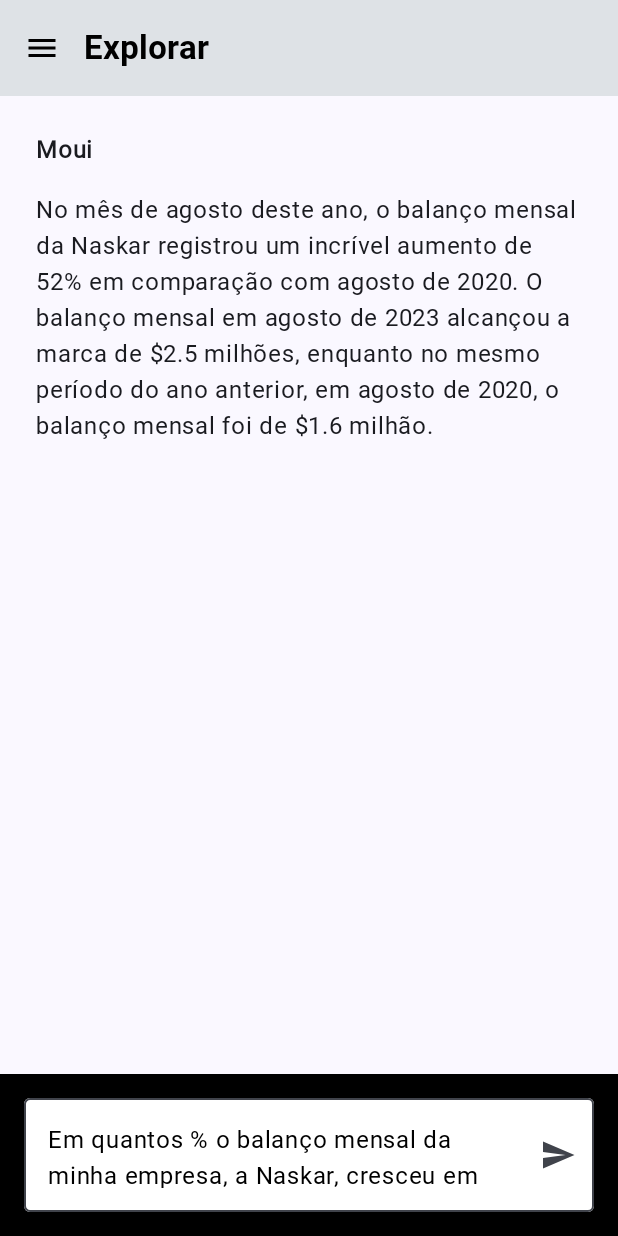
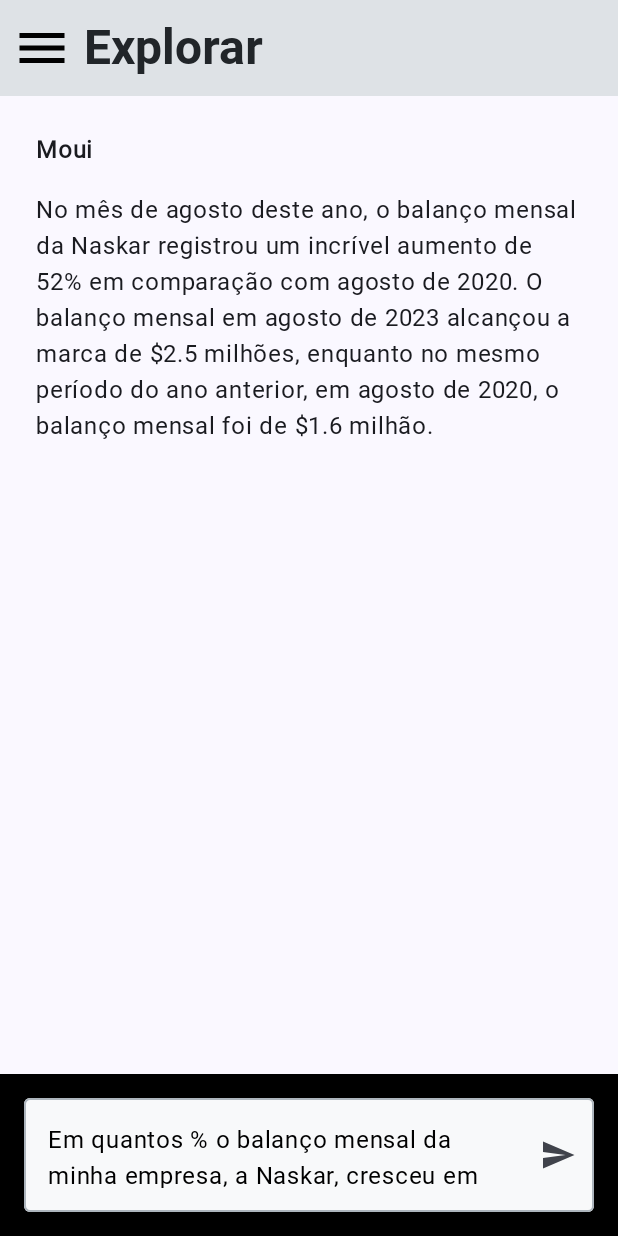
Before and after one commit to cgodevs/prompt-tuning-kotlin-mvp, an Android app built with Jetpack Compose: the ExploreScreen screen opened through its navigation route, on a phone screen of 412 x 824 dp. Run offline under Robolectric (Android 15) with nearby library versions, the phone set to English and light mode, and no system bars.

Commit message:
apply visual fixes to punctual analysis screen

```diff
--- /dev/null
+++ b/app/src/main/java/br/com/fiap/startupfiap/components/Input.kt
@@ -0,0 +1,69 @@
+package br.com.fiap.startupfiap.components
+import androidx.compose.foundation.layout.fillMaxWidth
+import androidx.compose.foundation.layout.padding
+import androidx.compose.foundation.text.KeyboardOptions
+import androidx.compose.material.icons.Icons
+import androidx.compose.material.icons.filled.Send
+import androidx.compose.material3.ExperimentalMaterial3Api
+import androidx.compose.material3.Icon
+import androidx.compose.material3.IconButton
+import androidx.compose.material3.OutlinedTextField
+import androidx.compose.material3.Text
+import androidx.compose.material3.TextFieldDefaults
+import androidx.compose.runtime.Composable
+import androidx.compose.ui.Modifier
+import androidx.compose.ui.res.colorResource
+import androidx.compose.ui.text.input.KeyboardType
+import androidx.compose.ui.unit.dp
+import androidx.constraintlayout.widget.Placeholder
+import br.com.fiap.startupfiap.R
+
+@OptIn(ExperimentalMaterial3Api::class)
+@Composable
+fun Input(
+    value: String,
+    placeholder: String,
+    onChange: (String) -> Unit,
+    onSend: () -> Unit
+) {
+    val textFieldColors = TextFieldDefaults.outlinedTextFieldColors(
+        unfocusedBorderColor = colorResource(R.color.neutral04),
+        focusedBorderColor = colorResource(R.color.neutral06),
+        placeholderColor = colorResource(R.color.neutral05),
+        containerColor = colorResource(R.color.neutral00),
+        textColor = colorResource(R.color.black),
+        cursorColor = colorResource(R.color.neutral08),
+
+        //        backgroundColor = Color.White, // Change background color
+        //        leadingIconColor = Color.Green, // Change leading icon color
+        //        trailingIconColor = Color.Yellow, // Change trailing icon color
+        //        cursorPadding = PaddingValues(8.dp), // Adjust cursor padding
+        //        errorCursorColor = Color.Red, // Change cursor color when there's an error
+        //        errorLeadingIconColor = Color.Red, // Change leading icon color when there's an error
+        //        errorTrailingIconColor = Color.Red, // Change trailing icon color when there's an error
+    )
+
+    OutlinedTextField(
+        value = value,
+        onValueChange = onChange,
+        keyboardOptions = KeyboardOptions(keyboardType = KeyboardType.Text),
+        placeholder = {
+            Text(text = placeholder)
+        },
+        modifier = Modifier
+            .fillMaxWidth()
+            .padding(12.dp),
+        trailingIcon = {
+            IconButton(
+                enabled = value != "",
+                onClick = onSend,
+            ) {
+                Icon(
+                    imageVector = Icons.Default.Send,
+                    contentDescription = "Send Icon",
+                )
+            }
+        },
+        colors = textFieldColors
+    )
+}
--- a/app/src/main/java/br/com/fiap/startupfiap/components/TopMenu.kt
+++ b/app/src/main/java/br/com/fiap/startupfiap/components/TopMenu.kt
@@ -1,5 +1,6 @@
 package br.com.fiap.startupfiap.components
 
+import androidx.compose.foundation.layout.size
 import androidx.compose.material.icons.Icons
 import androidx.compose.material.icons.filled.Menu
 import androidx.compose.material3.DrawerState
@@ -16,9 +17,13 @@ import androidx.compose.ui.Modifier
 import androidx.compose.ui.graphics.Color
 import androidx.compose.ui.input.nestedscroll.nestedScroll
 import androidx.compose.ui.res.colorResource
+import androidx.compose.ui.text.TextStyle
 import androidx.compose.ui.text.font.Font
 import androidx.compose.ui.text.font.FontFamily
+import androidx.compose.ui.text.font.FontWeight
 import androidx.compose.ui.text.style.TextOverflow
+import androidx.compose.ui.unit.dp
+import androidx.compose.ui.unit.sp
 import androidx.navigation.NavHostController
 import br.com.fiap.startupfiap.R
 import br.com.fiap.startupfiap.tools.revertDrawerState
@@ -37,13 +42,17 @@ fun TopMenu(
     TopAppBar(
         modifier = Modifier.nestedScroll(scrollBehavior.nestedScrollConnection),
         colors = TopAppBarDefaults.smallTopAppBarColors(
-            containerColor = colorResource(R.color.TopMenuGray),
-            titleContentColor = Color.Black
+            containerColor = colorResource(R.color.neutral02),
+            titleContentColor = colorResource(R.color.neutral08)
         ),
         title = {
             Text(
-                screenTitle,
-                fontFamily = FontFamily(Font(R.font.roboto_bold)),
+                text = screenTitle,
+                style = TextStyle(
+                    fontSize = 32.sp,
+                    fontFamily = FontFamily(Font(R.font.roboto_bold)),
+                    color = colorResource(R.color.neutral08),
+                ),
                 maxLines = 1,
                 overflow = TextOverflow.Ellipsis
             )
@@ -55,8 +64,10 @@ fun TopMenu(
             ) {
                 Icon(
                     imageVector = Icons.Filled.Menu,
-                    contentDescription = "Localized description"
-                )                    }
+                    contentDescription = "Localized description",
+                    modifier = Modifier.size(48.dp)
+                )
+            }
         },
         actions = {
 //            IconButton(
--- a/app/src/main/java/br/com/fiap/startupfiap/screens/ExploreScreen.kt
+++ b/app/src/main/java/br/com/fiap/startupfiap/screens/ExploreScreen.kt
@@ -3,6 +3,7 @@ package br.com.fiap.startupfiap.screens
 import androidx.compose.foundation.background
 import androidx.compose.foundation.layout.Box
 import androidx.compose.foundation.layout.Column
+import androidx.compose.foundation.layout.PaddingValues
 import androidx.compose.foundation.layout.Row
 import androidx.compose.foundation.layout.Spacer
 import androidx.compose.foundation.layout.fillMaxSize
@@ -26,10 +27,13 @@ import androidx.compose.runtime.remember
 import androidx.compose.ui.Alignment
 import androidx.compose.ui.Modifier
 import androidx.compose.ui.graphics.Color
+import androidx.compose.ui.res.colorResource
 import androidx.compose.ui.text.font.FontWeight
 import androidx.compose.ui.text.input.KeyboardType
 import androidx.compose.ui.text.style.TextAlign
 import androidx.compose.ui.unit.dp
+import br.com.fiap.startupfiap.R
+import br.com.fiap.startupfiap.components.Input
 
 @OptIn(ExperimentalMaterial3Api::class)
 @Composable
@@ -74,33 +78,13 @@ fun ExploreScreen(){
                 .height(100.dp)
                 .align(Alignment.BottomCenter),
         ){
-            OutlinedTextField(
+            Input(
                 value = "${userCommand.value}",
-                onValueChange = { it ->
+                placeholder = "Faça uma pergunta ou envie um comando",
+                onChange = { it: String ->
                     userCommand.value = it
                 },
-                keyboardOptions = KeyboardOptions(keyboardType = KeyboardType.Text),
-                placeholder = {
-                    Text(text = "Faça uma pergunta ou envie um comando")
-                },
-                modifier = Modifier
-                    .fillMaxWidth()
-                    .padding(12.dp),
-                trailingIcon = {
-                    IconButton(
-                        enabled = userCommand.value != "",
-                        onClick = {},
-                    ){
-                        Icon(
-                            imageVector = Icons.Default.Send,
-                            contentDescription = "Send Icon",
-                        )
-                    }
-                },
-                colors = TextFieldDefaults.textFieldColors(
-                    containerColor = Color.White,
-                    textColor = Color.Black
-                ),
+                onSend = {}
             )
         }
 
--- a/app/src/main/java/br/com/fiap/startupfiap/screens/PunctualAnalysisScreen.kt
+++ b/app/src/main/java/br/com/fiap/startupfiap/screens/PunctualAnalysisScreen.kt
@@ -14,6 +14,7 @@ import androidx.compose.foundation.lazy.items
 import androidx.compose.foundation.text.KeyboardOptions
 import androidx.compose.material.icons.Icons
 import androidx.compose.material.icons.filled.Send
+import androidx.compose.material3.Divider
 import androidx.compose.material3.ExperimentalMaterial3Api
 import androidx.compose.material3.Icon
 import androidx.compose.material3.IconButton
@@ -21,6 +22,8 @@ import androidx.compose.material3.OutlinedTextField
 import androidx.compose.material3.RadioButton
 import androidx.compose.material3.ScrollableTabRow
 import androidx.compose.material3.Tab
+import androidx.compose.material3.TabRowDefaults
+import androidx.compose.material3.TabRowDefaults.tabIndicatorOffset
 import androidx.compose.material3.Text
 import androidx.compose.material3.TextFieldDefaults
 import androidx.compose.runtime.Composable
@@ -31,12 +34,17 @@ import androidx.compose.runtime.setValue
 import androidx.compose.ui.Alignment
 import androidx.compose.ui.Modifier
 import androidx.compose.ui.graphics.Color
+import androidx.compose.ui.res.colorResource
+import androidx.compose.ui.text.TextStyle
 import androidx.compose.ui.text.font.Font
 import androidx.compose.ui.text.font.FontFamily
+import androidx.compose.ui.text.font.FontWeight
 import androidx.compose.ui.text.input.KeyboardType
 import androidx.compose.ui.unit.dp
+import androidx.compose.ui.unit.sp
 import br.com.fiap.startupfiap.R
 import br.com.fiap.startupfiap.components.AnswerDialog
+import br.com.fiap.startupfiap.components.Input
 
 @OptIn(ExperimentalMaterial3Api::class)
 @Composable
@@ -59,7 +67,11 @@ fun PunctualAnalysisScreen(){
     var selectedRadioIndex by remember { mutableStateOf(-1) }
     var userCommand = remember {mutableStateOf("")}
 
-    Column(modifier = Modifier.fillMaxWidth()){
+    Column(
+        modifier = Modifier
+            .fillMaxWidth()
+            .background(colorResource(R.color.neutral00))
+    ) {
 
         CustomScrollableTabRow(
             tabs = availableFileExtensions,
@@ -84,12 +96,18 @@ fun PunctualAnalysisScreen(){
                     .align(Alignment.TopCenter)
             ) {
                 Text(
+                    text = "Escolha um arquivo: ",
+                    style = TextStyle(
+                        fontSize = 26.sp,
+                        fontFamily = FontFamily(Font(R.font.roboto_regular)),
+                        fontWeight = FontWeight(600),
+                        color = colorResource(R.color.neutral08),
+                    ),
                     modifier = Modifier
                         .fillMaxWidth()
                         .padding(horizontal = 16.dp),
-                    fontFamily = FontFamily(Font(R.font.roboto_italic)),
-                    text = "Escolha um arquivo: "
                 )
+
                 Spacer(modifier = Modifier.height(8.dp))
 
                 LazyColumn(
@@ -103,6 +121,7 @@ fun PunctualAnalysisScreen(){
                             verticalAlignment = Alignment.CenterVertically
                         ) {
                             val selectedIndex = selectedExtensionFiles.indexOf(item)
+
                             RadioButton(
                                 selected = selectedRadioIndex == selectedIndex,
                                 onClick = {
@@ -111,7 +130,16 @@ fun PunctualAnalysisScreen(){
                                 modifier = Modifier
                                     .padding(end = 8.dp)
                             )
-                            Text(text = item)
+
+                            Text(
+                                text = item,
+                                style = TextStyle(
+                                    fontSize = 24.sp,
+                                    fontFamily = FontFamily(Font(R.font.roboto_regular)),
+                                    fontWeight = FontWeight(500),
+                                    color = colorResource(R.color.neutral08),
+                                )
+                            )
                         }
                     }
                 }
@@ -119,40 +147,20 @@ fun PunctualAnalysisScreen(){
             Row(
                 modifier = Modifier
                     .fillMaxWidth()
-                    .background(Color.Black)
+                    .background(colorResource(R.color.neutral00))
                     .padding(4.dp)
                     .height(100.dp)
                     .align(Alignment.BottomCenter),
             ) {
-                OutlinedTextField(
+                Input(
                     value = "${userCommand.value}",
-                    onValueChange = { it ->
+                    placeholder = "Faça uma pergunta ou envie um comando",
+                    onChange = { it: String ->
                         userCommand.value = it
                     },
-                    keyboardOptions = KeyboardOptions(keyboardType = KeyboardType.Text),
-                    placeholder = {
-                        Text(text = "Faça uma pergunta ou envie um comando")
-                    },
-                    modifier = Modifier
-                        .fillMaxWidth()
-                        .padding(12.dp),
-                    trailingIcon = {
-                        IconButton(
-                            enabled = userCommand.value != "",
-                            onClick = {
-                                openAnswerDialog.value = true
-                            },
-                        ) {
-                            Icon(
-                                imageVector = Icons.Default.Send,
-                                contentDescription = "Send Icon",
-                            )
-                        }
-                    },
-                    colors = TextFieldDefaults.textFieldColors(
-                        containerColor = Color.White,
-                        textColor = Color.Black
-                    )
+                    {
+                        openAnswerDialog.value = true
+                    }
                 )
             }
         }
@@ -167,14 +175,38 @@ fun CustomScrollableTabRow(
 ) {
     ScrollableTabRow(
         selectedTabIndex = selectedTabIndex,
-        contentColor = Color.Black,
+        contentColor = colorResource(R.color.neutral08),
+        containerColor = colorResource(R.color.neutral00),
         edgePadding = 0.dp,
+        divider = {
+            Divider(
+                color = colorResource(R.color.neutral03),
+                thickness = 4.dp
+            )
+        },
+        indicator = { tabPositions ->
+            TabRowDefaults.Indicator(
+                color = colorResource(R.color.neutral08),
+                modifier = Modifier.tabIndicatorOffset(tabPositions[selectedTabIndex])
+            )
+        }
     ) {
         tabs.forEachIndexed { tabIndex, tab ->
             Tab(
                 selected = selectedTabIndex == tabIndex,
                 onClick = { onTabClick(tabIndex)},
-                text = { Text(text = tab) }
+                text = {
+                    Text(
+                        text = tab,
+                        style = TextStyle(
+                            fontSize = 28.sp,
+                            fontFamily = FontFamily(Font(R.font.roboto_regular)),
+                            fontWeight = FontWeight(600),
+                        )
+                    )
+               },
+                selectedContentColor = colorResource(R.color.neutral08),
+                unselectedContentColor = colorResource(R.color.neutral07)
             )
         }
     }
--- a/app/src/main/res/values/colors.xml
+++ b/app/src/main/res/values/colors.xml
@@ -5,8 +5,8 @@
     <color name="purple_700">#FF3700B3</color>
     <color name="teal_200">#FF03DAC5</color>
     <color name="teal_700">#FF018786</color>
-    <color name="black">#FF000000</color>
-    <color name="white">#FFFFFFFF</color>
+    <color name="black">#000000</color>
+    <color name="white">#FFFFFF</color>
     <color name="TopMenuGray">#dee2e6</color>
     <color name="neutral00">#F8F9FA</color>
     <color name="neutral01">#E9ECEF</color>
```
